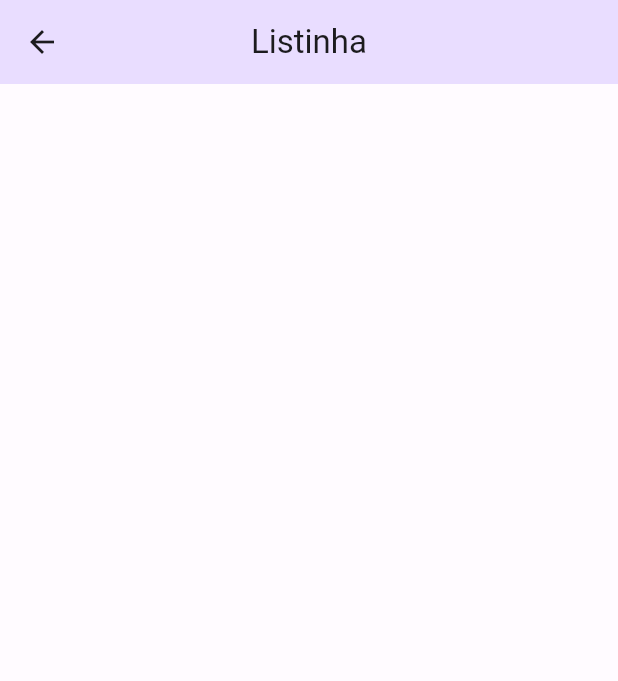
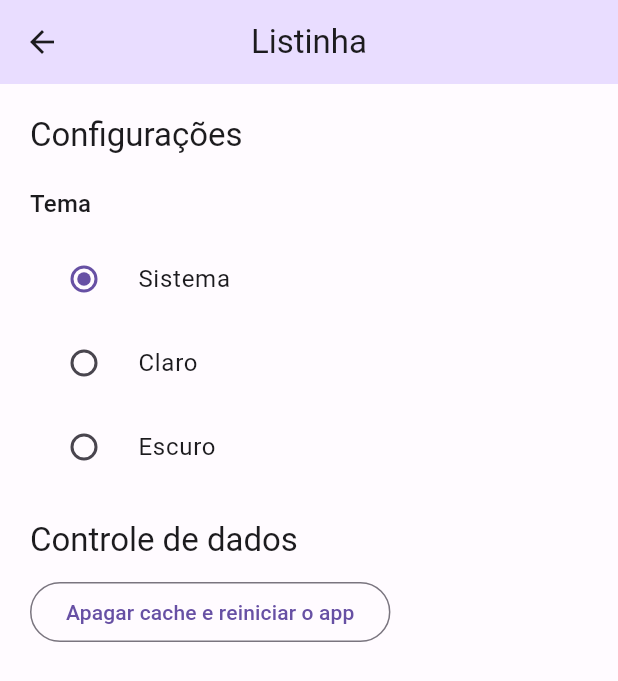
Before and after one commit to andrelucasv/listinha, a Flutter app: the ConfigurationPage screen opened by its route, on a phone screen of 412 x 824 dp. Shown: the top 681 px of the screen. Run offline on Flutter 3.47's test engine with Material 2 defaults, Android fonts, the phone set to English and light mode, and no system bars; our stand-ins replace flutter_modular.

```diff
--- a/app/lib/src/app_module.dart
+++ b/app/lib/src/app_module.dart
@@ -1,9 +1,16 @@
 import 'package:flutter_modular/flutter_modular.dart';
 import 'package:listinha/src/configuration/configuration_page.dart';
+import 'package:listinha/src/shared/stores/app_store.dart';
 
 import 'home/home_module.dart';
 
 class AppModule extends Module {
+
+  @override
+  List<Bind<Object>> get binds => [
+    Bind.singleton((i) => AppStore()),
+  ];
+
   @override
   List<ModularRoute> get routes => [
     ModuleRoute('/home', module: HomeModule()),
--- a/app/lib/src/app_widget.dart
+++ b/app/lib/src/app_widget.dart
@@ -1,5 +1,6 @@
 import 'package:flutter/material.dart';
 import 'package:flutter_modular/flutter_modular.dart';
+import 'package:listinha/src/shared/stores/app_store.dart';
 
 import 'shared/themes/themes.dart';
 
@@ -10,10 +11,14 @@ class AppWidget extends StatelessWidget {
   @override
   Widget build(BuildContext context) {
     Modular.setInitialRoute('/home/');
+    final appStore = context.watch<AppStore>(
+      (store) => store.themeMode,
+    );
 
     return MaterialApp.router(
       title: 'Flutter Demo',
       debugShowCheckedModeBanner: false,
+      themeMode: appStore.themeMode.value,
       theme: lightTheme,
       darkTheme: darkTheme,
       routerDelegate: Modular.routerDelegate,
--- a/app/lib/src/configuration/configuration_page.dart
+++ b/app/lib/src/configuration/configuration_page.dart
@@ -1,4 +1,7 @@
 import 'package:flutter/material.dart';
+import 'package:flutter_modular/flutter_modular.dart';
+
+import '../shared/stores/app_store.dart';
 
 class ConfigurationPage extends StatefulWidget {
   const ConfigurationPage({super.key});
@@ -10,10 +13,62 @@ class ConfigurationPage extends StatefulWidget {
 class _ConfigurationPageState extends State<ConfigurationPage> {
   @override
   Widget build(BuildContext context) {
+
+    final appStore = context.watch<AppStore>(
+      (store) => store.themeMode,
+    );
+
     return Scaffold(
       appBar: AppBar(
         title: const Text('Listinha'),
       ),
+      body: Padding(
+        padding: const EdgeInsets.fromLTRB(20, 20, 20, 0),
+        child: Column(
+          crossAxisAlignment: CrossAxisAlignment.start,
+          children: [
+            Text(
+              'Configurações',
+              style: Theme.of(context).textTheme.titleLarge,
+            ),
+            const SizedBox(height: 20),
+            Text(
+              'Tema',
+              style: Theme.of(context).textTheme.titleMedium,
+            ),
+            const SizedBox(height: 10),
+            RadioListTile<ThemeMode>(
+              value: ThemeMode.system,
+              groupValue: appStore.themeMode.value,
+              title: const Text('Sistema'),
+              onChanged: appStore.changeThemeMode,
+            ),
+            RadioListTile<ThemeMode>(
+              value: ThemeMode.light,
+              groupValue: appStore.themeMode.value,
+              title: const Text('Claro'),
+              onChanged: appStore.changeThemeMode,
+            ),
+            RadioListTile<ThemeMode>(
+              value: ThemeMode.dark,
+              groupValue: appStore.themeMode.value,
+              title: const Text('Escuro'),
+              onChanged: appStore.changeThemeMode,
+            ),
+            const SizedBox(height: 20),
+            Text(
+              'Controle de dados',
+              style: Theme.of(context).textTheme.titleLarge,
+            ),
+            const SizedBox(height: 10),
+            OutlinedButton(
+              onPressed: () {},
+              child: const Text('Apagar cache e reiniciar o app'),
+            ),
+          ],
+        ),
+      ),
     );
+
   }
 }
--- /dev/null
+++ b/app/lib/src/shared/stores/app_store.dart
@@ -0,0 +1,16 @@
+import 'package:flutter/material.dart';
+
+class AppStore {
+
+  final themeMode = ValueNotifier(ThemeMode.system);
+  void changeThemeMode(ThemeMode? mode){
+    if(mode != null){
+      themeMode.value = mode;
+    }
+  }
+
+  void save (){
+    // TODO: Salvar os dados na base local
+  }
+
+}
```
Also changed, not shown: app/pubspec.lock.
